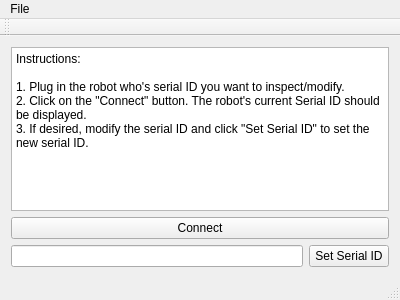
First picture: the form in mainwindow.ui, repository BaroboRobotics/LinkbotSerialIDTool, before the edit.
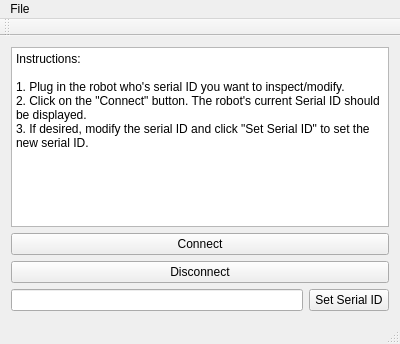
Second picture: the form after the edit.

Commit message: Added "disconnect" button

Patch:
```diff
--- a/mainwindow.ui
+++ b/mainwindow.ui
@@ -7,7 +7,7 @@
     <x>0</x>
     <y>0</y>
     <width>400</width>
-    <height>300</height>
+    <height>344</height>
    </rect>
   </property>
   <property name="windowTitle">
@@ -37,10 +37,17 @@
       </property>
      </widget>
     </item>
-    <item row="2" column="0">
+    <item row="2" column="0" colspan="2">
+     <widget class="QPushButton" name="pushButton_disconnect">
+      <property name="text">
+       <string>Disconnect</string>
+      </property>
+     </widget>
+    </item>
+    <item row="3" column="0">
      <widget class="QLineEdit" name="lineEdit"/>
     </item>
-    <item row="2" column="1">
+    <item row="3" column="1">
      <widget class="QPushButton" name="pushButton_setID">
       <property name="text">
        <string>Set Serial ID</string>
```
The commit also changes 3 other files.
